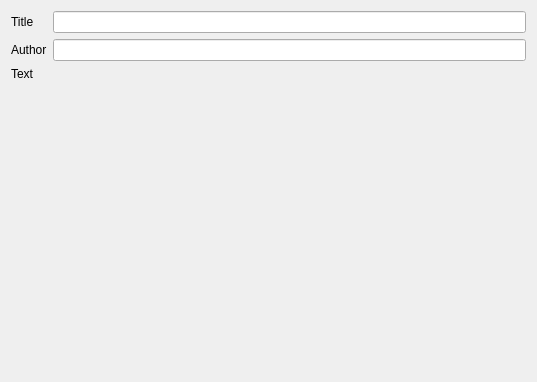
The window that src/plugins/qmldesigner/components/annotationeditor/annotationcommenttab.ui (qt-creator/qt-creator) describes before a commit, drawn with Qt 5.
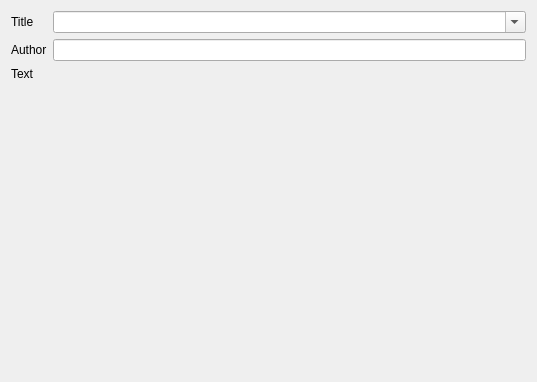
The same window after the commit.

Commit message:
Automatic generation of Description & Display Condition tab
Task-number: QDS-2862

```diff
--- a/src/plugins/qmldesigner/components/annotationeditor/annotationcommenttab.ui
+++ b/src/plugins/qmldesigner/components/annotationeditor/annotationcommenttab.ui
@@ -24,7 +24,11 @@
       </widget>
      </item>
      <item row="1" column="1">
-      <widget class="QLineEdit" name="titleEdit"/>
+      <widget class="QComboBox" name="titleEdit">
+       <property name="editable">
+        <bool>true</bool>
+       </property>
+      </widget>
      </item>
      <item row="3" column="0">
       <widget class="QLabel" name="textLabel">
```
The commit also changes 1 other file.
